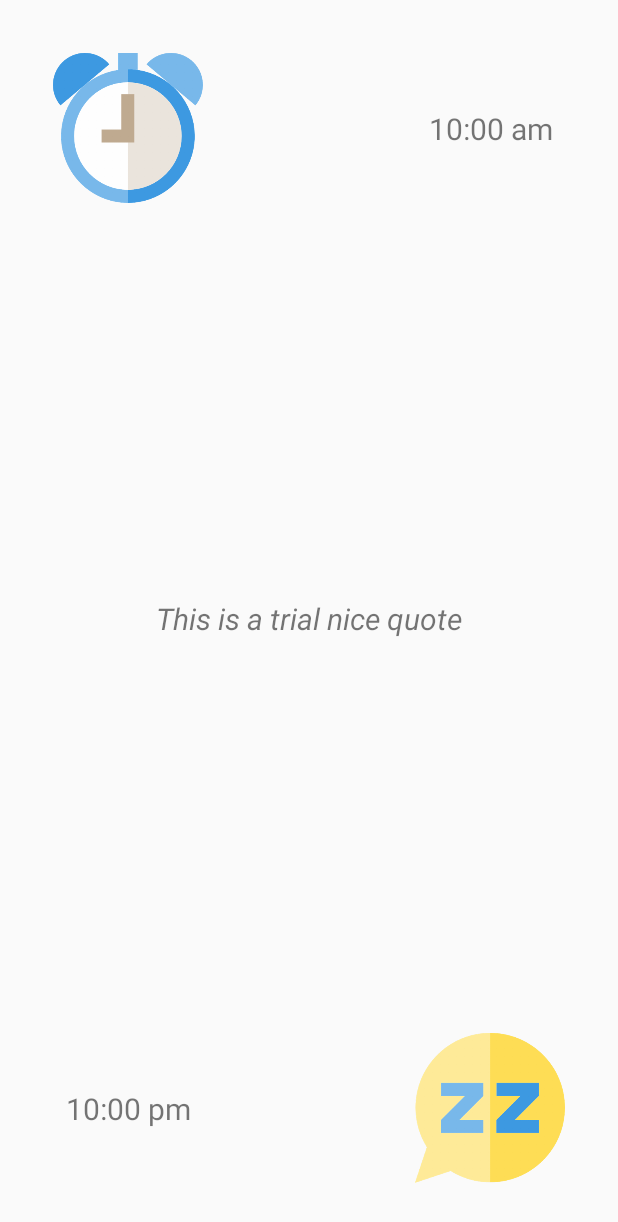
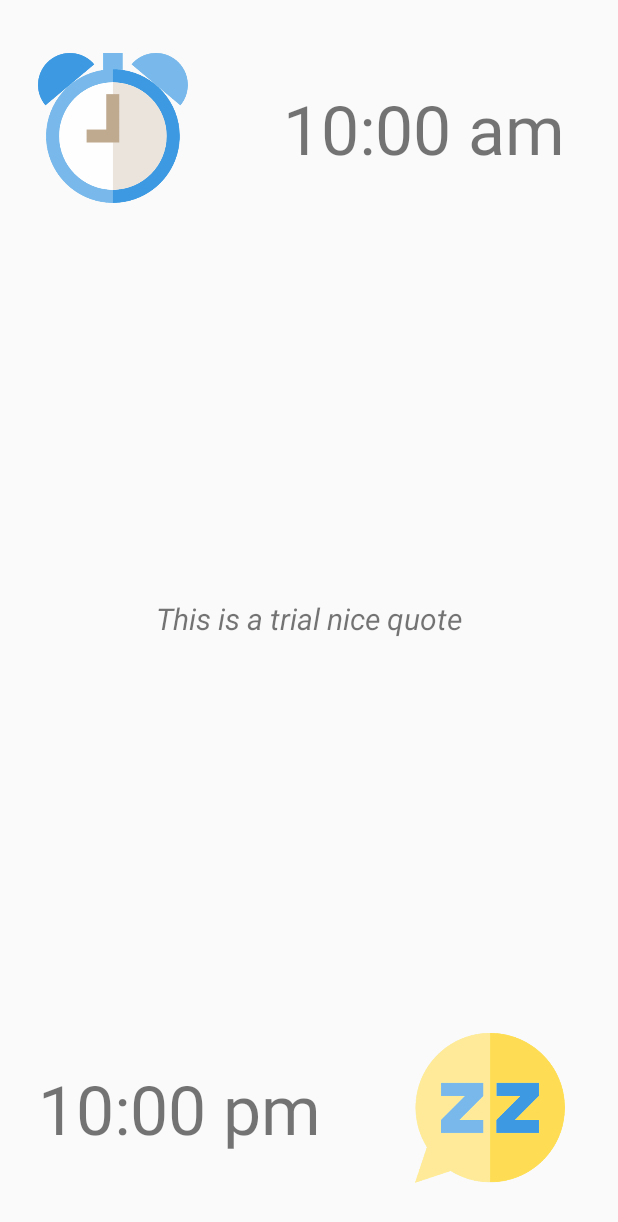
Before and after one commit to trikhatarun/Focus-Lock, an Android app: the layout activity_main.xml on its own in the app's theme, with its tools: preview values and no code run, on a phone screen of 412 x 824 dp. Shown: the top 1222 px of the screen. Run offline under Robolectric (Android 15) with nearby library versions, the phone set to English and light mode, and no system bars.

Commit message:
first screnn completed functionality

```diff
--- a/app/build.gradle
+++ b/app/build.gradle
@@ -25,6 +25,9 @@ dependencies {
         exclude group: 'com.android.support', module: 'support-annotations'
     })
     compile 'com.android.support:appcompat-v7:25.3.0'
+    compile 'com.android.support:support-compat:25.3.0'
+    compile 'com.daimajia.easing:library:2.0@aar'
+    compile 'com.daimajia.androidanimations:library:2.2@aar'
     compile 'com.roughike:bottom-bar:2.3.1'
     compile 'com.android.support.constraint:constraint-layout:1.0.2'
     compile 'com.jakewharton:butterknife:8.6.0'
--- a/app/src/main/res/layout/activity_main.xml
+++ b/app/src/main/res/layout/activity_main.xml
@@ -11,7 +11,7 @@
         android:layout_width="100dp"
         android:layout_height="100dp"
         android:layout_marginEnd="8dp"
-        android:layout_marginStart="35dp"
+        android:layout_marginStart="25dp"
         android:layout_marginTop="35dp"
         android:contentDescription="@string/sun_description"
         android:src="@drawable/alarm_clock"
@@ -23,15 +23,12 @@
         android:layout_width="wrap_content"
         android:layout_height="wrap_content"
         android:layout_marginBottom="8dp"
-        android:layout_marginLeft="8dp"
-        android:layout_marginRight="8dp"
         android:layout_marginTop="8dp"
-        android:textSize="20sp"
+        android:textSize="45sp"
         app:layout_constraintBottom_toBottomOf="@+id/imageView"
-        app:layout_constraintHorizontal_bias="1.0"
-        app:layout_constraintLeft_toLeftOf="@+id/imageView2"
         app:layout_constraintRight_toRightOf="@+id/imageView2"
         app:layout_constraintTop_toTopOf="@+id/imageView"
+        app:layout_constraintVertical_bias="0.516"
         tools:text="10:00 am" />
 
     <ImageView
@@ -50,15 +47,12 @@
         android:layout_width="wrap_content"
         android:layout_height="wrap_content"
         android:layout_marginBottom="8dp"
-        android:layout_marginLeft="8dp"
-        android:layout_marginRight="8dp"
         android:layout_marginTop="8dp"
-        android:textSize="20sp"
+        android:textSize="45sp"
         app:layout_constraintBottom_toBottomOf="@+id/imageView2"
-        app:layout_constraintHorizontal_bias="1.0"
         app:layout_constraintLeft_toLeftOf="@+id/imageView"
-        app:layout_constraintRight_toRightOf="@+id/imageView"
         app:layout_constraintTop_toTopOf="@+id/imageView2"
+        app:layout_constraintVertical_bias="0.516"
         tools:text="10:00 pm" />
 
     <TextView
```
Also changed, not shown: app/src/main/java/com/example/trikh/focuson/HomeFragment.java (+62 -4 lines).
